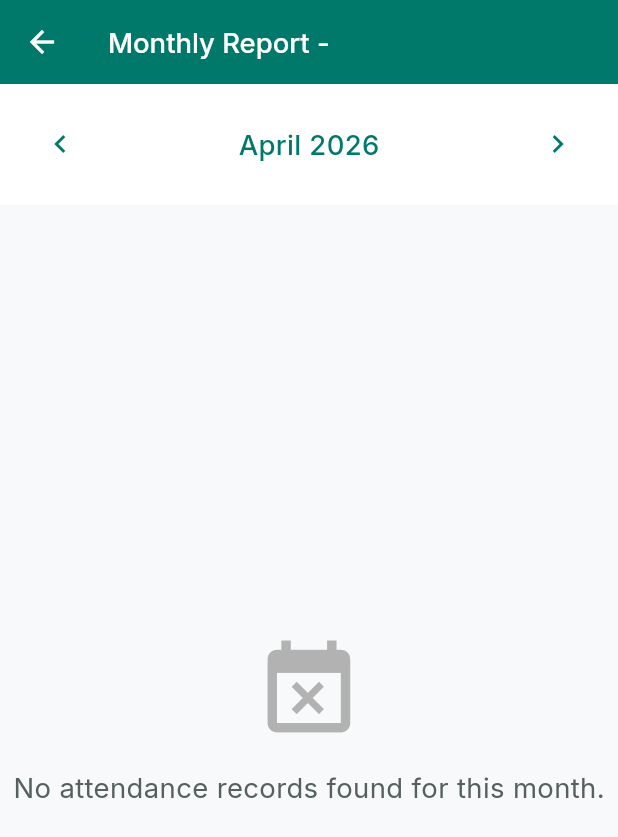
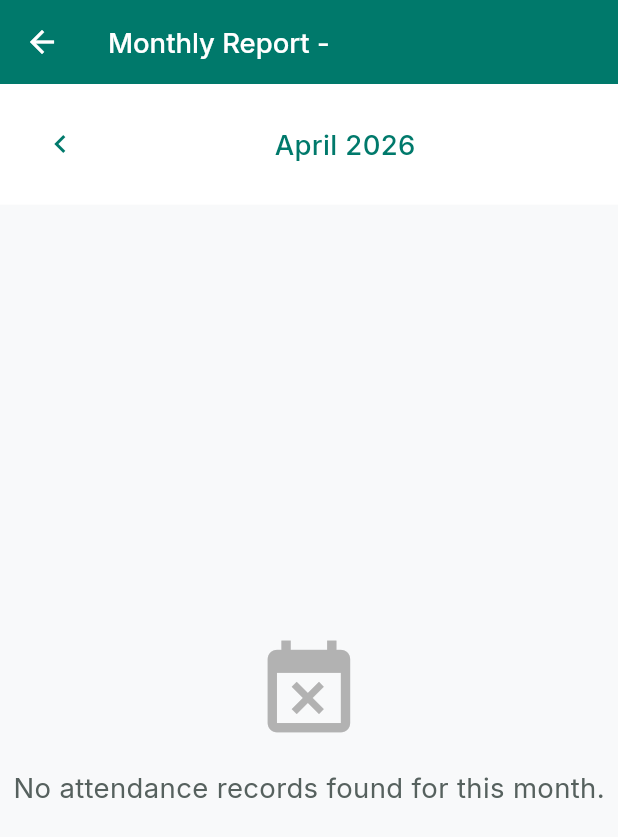
Before and after one commit to Ameenyasircm/metschooldairyapp, a Flutter app: the AttendanceReportScreen screen opened directly with empty values, on a phone screen of 412 x 824 dp. Shown: the top 837 px of the screen. Run offline on Flutter 3.47's test engine with Material 3 defaults, Android fonts, the phone set to English and light mode, and no system bars; our stand-ins replace cloud_firestore, firebase_auth, firebase_core, firebase_database, flutter_screenutil, google_fonts and 3 more; accounts and stored records are empty; network calls fail.

Commit message:
ui changes in teacher home

```diff
--- a/lib/features/modules/teacher/attendance/presentation/screens/attendance_report_screen.dart
+++ b/lib/features/modules/teacher/attendance/presentation/screens/attendance_report_screen.dart
@@ -1,6 +1,7 @@
 import 'package:flutter/material.dart';
 import 'package:flutter_screenutil/flutter_screenutil.dart';
 import 'package:intl/intl.dart';
+import 'package:met_school/core/utils/loader/customLoader.dart';
 import 'package:met_school/features/modules/teacher/attendance/presentation/screens/student_attendance_history_screen.dart';
 import 'package:provider/provider.dart';
 import '../../../../../../core/theme/app_colors.dart';
@@ -57,7 +58,7 @@ class _AttendanceReportScreenState extends State<AttendanceReportScreen> {
             child: Consumer<AttendanceReportViewModel>(
               builder: (context, vm, child) {
                 if (vm.isLoading) {
-                  return const Center(child: CircularProgressIndicator(color: AppColors.primary));
+                  return const Center(child: CustomLoader());
                 }
 
                 if (vm.studentStats.isEmpty) {
@@ -107,6 +108,7 @@ class _AttendanceReportScreenState extends State<AttendanceReportScreen> {
             DateFormat('MMMM yyyy').format(_selectedMonth),
             style: AppTypography.h6.copyWith(color: AppColors.primary),
           ),
+          if(_selectedMonth.isBefore(DateTime(DateTime.now().year, DateTime.now().month)))
           IconButton(
             icon: const Icon(Icons.chevron_right, color: AppColors.primary),
             onPressed: _selectedMonth.isBefore(DateTime(DateTime.now().year, DateTime.now().month))
@@ -117,7 +119,8 @@ class _AttendanceReportScreenState extends State<AttendanceReportScreen> {
                     _loadReport();
                   }
                 : null,
-          ),
+          )else
+            SizedBox()
         ],
       ),
     );
```
Also changed, not shown: lib/features/modules/teacher/home/presentation/screens/teacher_home_screen.dart (+8 -8 lines).
